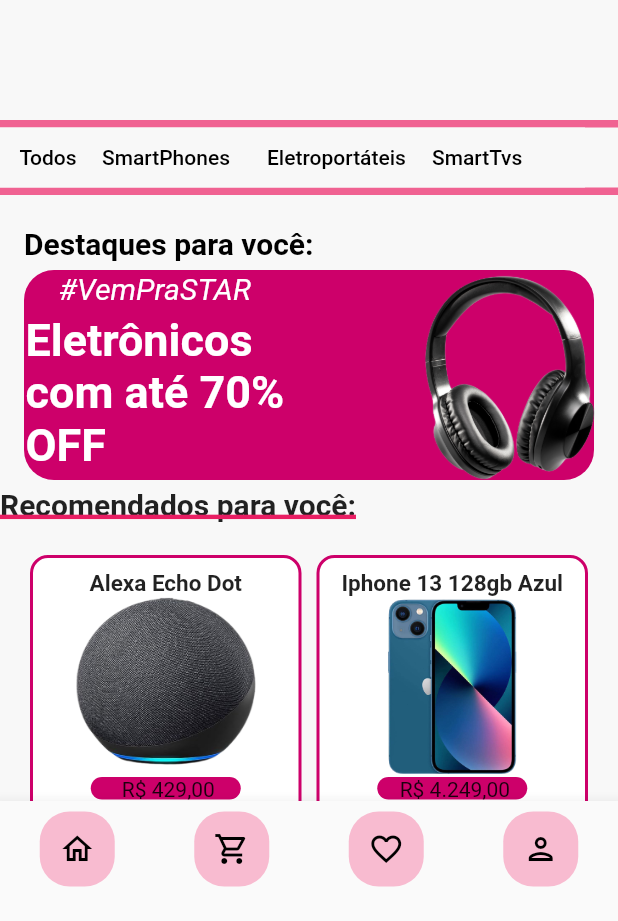
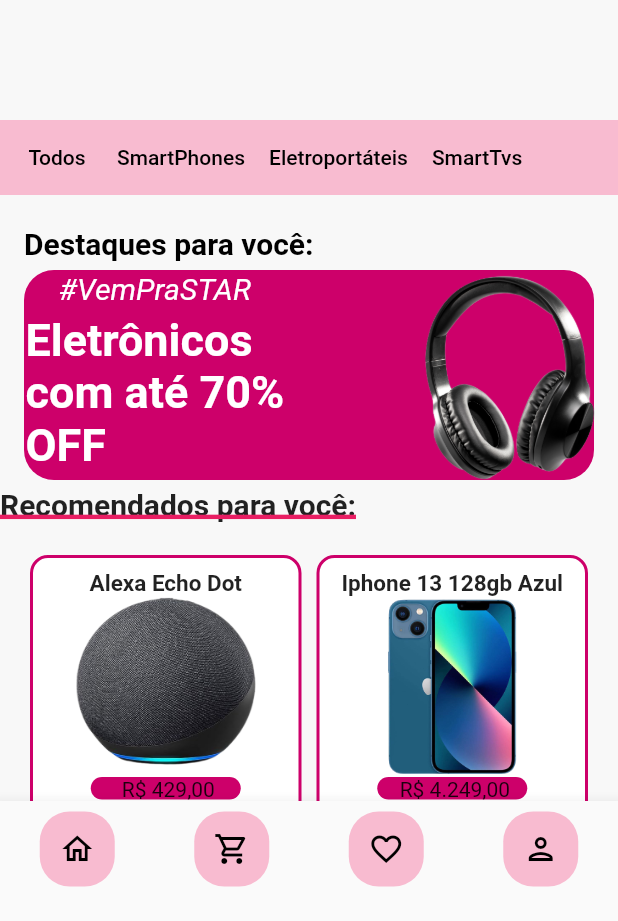
Before and after one commit to Julianacris/Todas-Tech-Hackadev, a Flutter app: the screen it shows after launch, after a tap on "Todos", on a phone screen of 412 x 824 dp, the part 315-1236 px from its top. Run offline on Flutter 3.47's test engine with Material 2 defaults, Android fonts, the phone set to English and light mode, and no system bars; missing offline and left inert: dart:html; Roboto replaces fonts that are missing (Montserrat).

Commit message:
Atualizando categorias

```diff
--- a/starTech/lib/widgets/categorias.dart
+++ b/starTech/lib/widgets/categorias.dart
@@ -17,7 +17,69 @@ class Categorias extends StatefulWidget {
 class ConteudoCategorias extends State {
   @override
   Widget build(BuildContext context) {
-    return Container(
+
+        return Container(
+        color: Colors.pink[100],
+        height: 50,
+        child: Align(
+          alignment: Alignment.center,
+          child: SizedBox(
+            width: 400,
+            child: Row(
+              children: [
+                TextButton(
+                  style: TextButton.styleFrom(
+                    foregroundColor: Colors.black, // Text Color
+                  ),
+                  onPressed: () {
+                    Navigator.push(
+                        context,
+                        MaterialPageRoute(
+                            builder: (context) => const BotTodos()));
+                  },
+                  child: const Text("Todos"),
+                ),
+                TextButton(
+                  style: TextButton.styleFrom(
+                    foregroundColor: Colors.black, // Text Color
+                  ),
+                  onPressed: () {
+                    Navigator.push(
+                        context,
+                        MaterialPageRoute(
+                            builder: (context) => const BotCelulares()));
+                  },
+                  child: const Text("SmartPhones"),
+                ),
+                TextButton(
+                  style: TextButton.styleFrom(
+                    foregroundColor: Colors.black, // Text Color
+                  ),
+                  onPressed: () {
+                    Navigator.push(
+                        context,
+                        MaterialPageRoute(
+                            builder: (context) => const BotPortateis()));
+                  },
+                  child: const Text("Eletroportáteis"),
+                ),
+                TextButton(
+                  style: TextButton.styleFrom(
+                    foregroundColor: Colors.black, // Text Color
+                  ),
+                  onPressed: () {
+                    Navigator.push(
+                        context,
+                        MaterialPageRoute(
+                            builder: (context) => const BotTvs()));
+                  },
+                  child: const Text("SmartTvs"),
+                ),
+              ],
+            ),
+          ),
+        ));
+   /* return Container(
       decoration: BoxDecoration(
         // color: Colors.pink[100],
         border: Border(
@@ -96,6 +158,8 @@ class ConteudoCategorias extends State {
               ],
             ),
           ),
-        ));
+        )
+
+    );*/
   }
 }
```
